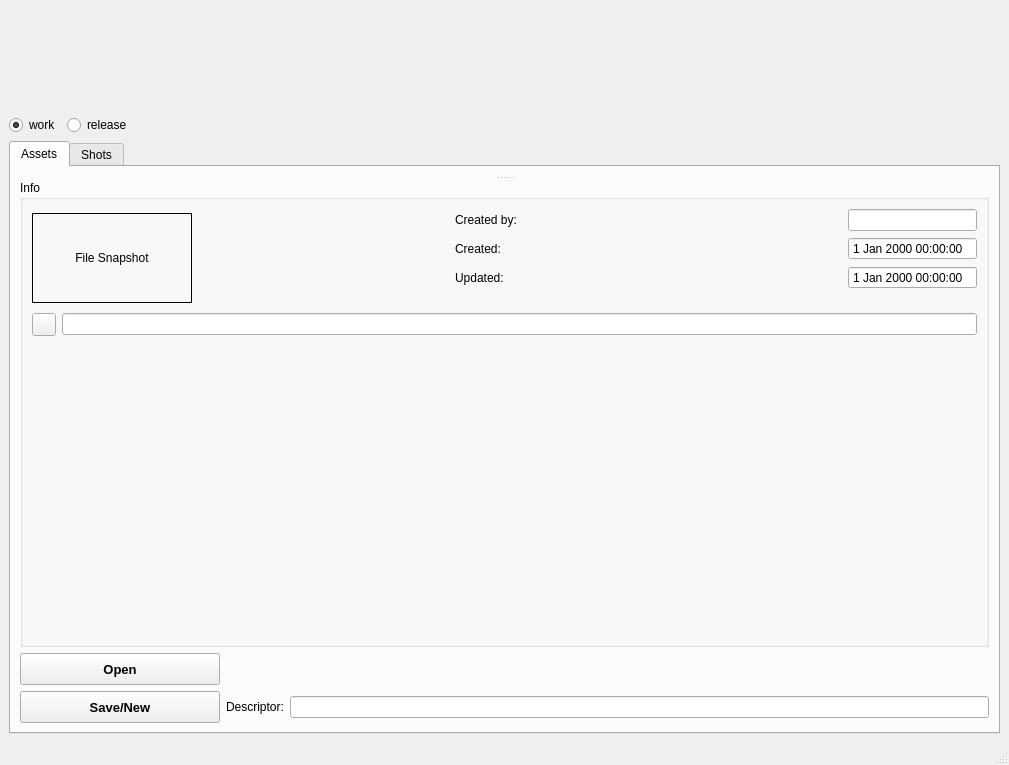
First picture: the form in src/jukeboxcore/addons/genesis/genesis.ui, repository JukeboxPipeline/jukebox-core, before the edit.
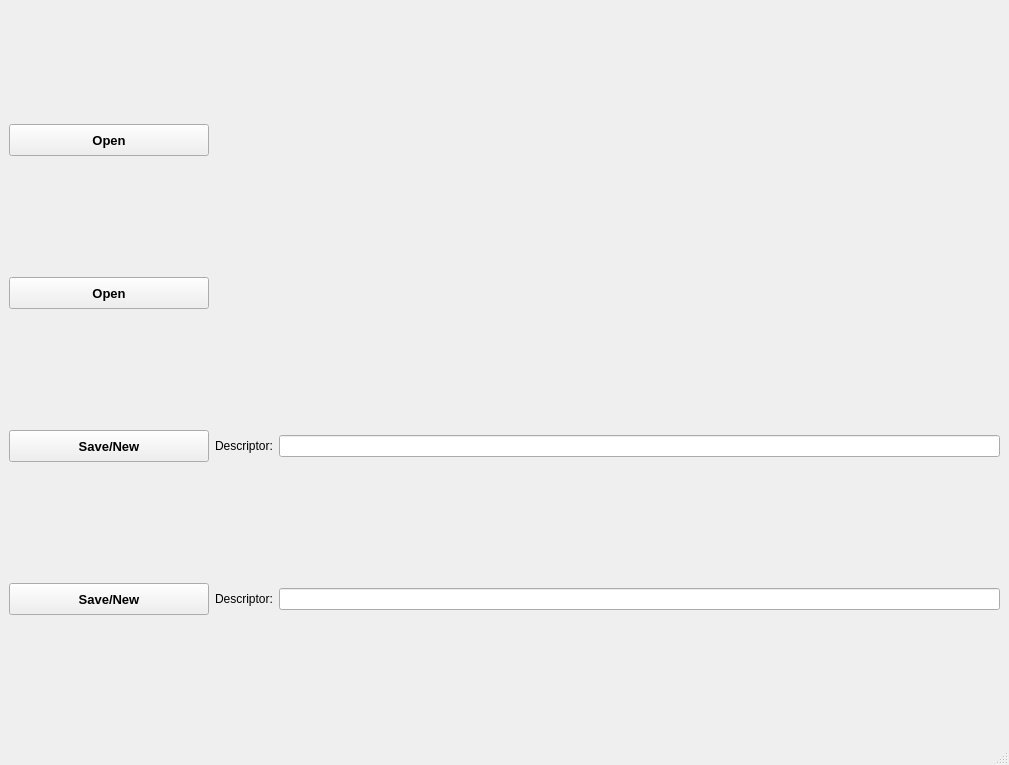
Second picture: the form after the edit.

Commit message: genesis ported for new filebrowser

```diff
--- a/src/jukeboxcore/addons/genesis/genesis.ui
+++ b/src/jukeboxcore/addons/genesis/genesis.ui
@@ -16,508 +16,137 @@
   <widget class="QWidget" name="central_widget">
    <layout class="QVBoxLayout" name="central_vbox">
     <item>
-     <widget class="QLabel" name="prj_banner_lb">
+     <widget class="QPushButton" name="shot_open_pb">
       <property name="minimumSize">
        <size>
-        <width>350</width>
-        <height>100</height>
+        <width>200</width>
+        <height>32</height>
        </size>
       </property>
+      <property name="maximumSize">
+       <size>
+        <width>200</width>
+        <height>16777215</height>
+       </size>
+      </property>
+      <property name="font">
+       <font>
+        <pointsize>10</pointsize>
+        <weight>75</weight>
+        <bold>true</bold>
+       </font>
+      </property>
       <property name="text">
-       <string/>
+       <string>Open</string>
       </property>
-      <property name="alignment">
-       <set>Qt::AlignCenter</set>
+     </widget>
+    </item>
+    <item>
+     <widget class="QPushButton" name="asset_open_pb">
+      <property name="minimumSize">
+       <size>
+        <width>200</width>
+        <height>32</height>
+       </size>
       </property>
-      <property name="textInteractionFlags">
-       <set>Qt::NoTextInteraction</set>
+      <property name="maximumSize">
+       <size>
+        <width>200</width>
+        <height>16777215</height>
+       </size>
       </property>
+      <property name="font">
+       <font>
+        <pointsize>10</pointsize>
+        <weight>75</weight>
+        <bold>true</bold>
+       </font>
+      </property>
+      <property name="text">
+       <string>Open</string>
+      </property>
      </widget>
     </item>
     <item>
-     <layout class="QHBoxLayout" name="horizontalLayout">
+     <layout class="QHBoxLayout" name="shot_new_hbox">
       <item>
-       <widget class="QRadioButton" name="work_rb">
-        <property name="text">
-         <string>work</string>
+       <widget class="QPushButton" name="shot_save_pb">
+        <property name="minimumSize">
+         <size>
+          <width>200</width>
+          <height>32</height>
+         </size>
         </property>
-        <property name="checked">
-         <bool>true</bool>
+        <property name="maximumSize">
+         <size>
+          <width>200</width>
+          <height>16777215</height>
+         </size>
         </property>
+        <property name="font">
+         <font>
+          <pointsize>10</pointsize>
+          <weight>75</weight>
+          <bold>true</bold>
+         </font>
+        </property>
+        <property name="text">
+         <string>Save/New</string>
+        </property>
        </widget>
       </item>
       <item>
-       <widget class="QRadioButton" name="release_rb">
+       <widget class="QLabel" name="shot_descriptor_lb">
         <property name="text">
-         <string>release</string>
+         <string>Descriptor:</string>
         </property>
        </widget>
       </item>
       <item>
-       <spacer name="horizontalSpacer">
-        <property name="orientation">
-         <enum>Qt::Horizontal</enum>
+       <widget class="QLineEdit" name="shot_descriptor_le"/>
+      </item>
+     </layout>
+    </item>
+    <item>
+     <layout class="QHBoxLayout" name="asset_new_hbox">
+      <item>
+       <widget class="QPushButton" name="asset_save_pb">
+        <property name="minimumSize">
+         <size>
+          <width>200</width>
+          <height>32</height>
+         </size>
         </property>
-        <property name="sizeHint" stdset="0">
+        <property name="maximumSize">
          <size>
-          <width>40</width>
-          <height>20</height>
+          <width>200</width>
+          <height>16777215</height>
          </size>
         </property>
-       </spacer>
+        <property name="font">
+         <font>
+          <pointsize>10</pointsize>
+          <weight>75</weight>
+          <bold>true</bold>
+         </font>
+        </property>
+        <property name="text">
+         <string>Save/New</string>
+        </property>
+       </widget>
       </item>
+      <item>
+       <widget class="QLabel" name="asset_descriptor_lb">
+        <property name="text">
+         <string>Descriptor:</string>
+        </property>
+       </widget>
+      </item>
+      <item>
+       <widget class="QLineEdit" name="asset_descriptor_le"/>
+      </item>
      </layout>
     </item>
-    <item>
-     <widget class="QTabWidget" name="selection_tabw">
-      <property name="currentIndex">
-       <number>0</number>
-      </property>
-      <widget class="QWidget" name="asset_widget">
-       <attribute name="title">
-        <string>Assets</string>
-       </attribute>
-       <layout class="QVBoxLayout" name="asset_vbox">
-        <item>
-         <widget class="QSplitter" name="asset_splitter">
-          <property name="orientation">
-           <enum>Qt::Vertical</enum>
-          </property>
-          <widget class="QWidget" name="verticalLayoutWidget">
-           <layout class="QVBoxLayout" name="asset_browser_vbox"/>
-          </widget>
-          <widget class="QGroupBox" name="asset_info_gb">
-           <property name="title">
-            <string>Info</string>
-           </property>
-           <layout class="QHBoxLayout" name="asset_info_hbox">
-            <item>
-             <layout class="QGridLayout" name="asset_info_grid">
-              <property name="sizeConstraint">
-               <enum>QLayout::SetDefaultConstraint</enum>
-              </property>
-              <item row="0" column="0" rowspan="4" colspan="2">
-               <widget class="QLabel" name="asset_thumb_lb">
-                <property name="sizePolicy">
-                 <sizepolicy hsizetype="Fixed" vsizetype="Fixed">
-                  <horstretch>0</horstretch>
-                  <verstretch>0</verstretch>
-                 </sizepolicy>
-                </property>
-                <property name="minimumSize">
-                 <size>
-                  <width>160</width>
-                  <height>90</height>
-                 </size>
-                </property>
-                <property name="frameShape">
-                 <enum>QFrame::Box</enum>
-                </property>
-                <property name="text">
-                 <string>File Snapshot</string>
-                </property>
-                <property name="alignment">
-                 <set>Qt::AlignCenter</set>
-                </property>
-               </widget>
-              </item>
-              <item row="0" column="3">
-               <widget class="QLineEdit" name="asset_created_by_le">
-                <property name="sizePolicy">
-                 <sizepolicy hsizetype="Preferred" vsizetype="Fixed">
-                  <horstretch>0</horstretch>
-                  <verstretch>0</verstretch>
-                 </sizepolicy>
-                </property>
-                <property name="readOnly">
-                 <bool>true</bool>
-                </property>
-               </widget>
-              </item>
-              <item row="1" column="2">
-               <widget class="QLabel" name="asset_created_lb">
-                <property name="text">
-                 <string>Created:</string>
-                </property>
-               </widget>
-              </item>
-              <item row="1" column="3">
-               <widget class="QDateTimeEdit" name="asset_created_dte">
-                <property name="sizePolicy">
-                 <sizepolicy hsizetype="Maximum" vsizetype="Fixed">
-                  <horstretch>0</horstretch>
-                  <verstretch>0</verstretch>
-                 </sizepolicy>
-                </property>
-                <property name="readOnly">
-                 <bool>true</bool>
-                </property>
-                <property name="buttonSymbols">
-                 <enum>QAbstractSpinBox::NoButtons</enum>
-                </property>
-               </widget>
-              </item>
-              <item row="2" column="2">
-               <widget class="QLabel" name="asset_updated_lb">
-                <property name="text">
-                 <string>Updated:</string>
-                </property>
-               </widget>
-              </item>
-              <item row="5" column="3">
-               <spacer name="verticalSpacer">
-                <property name="orientation">
-                 <enum>Qt::Vertical</enum>
-                </property>
-                <property name="sizeType">
-                 <enum>QSizePolicy::Expanding</enum>
-                </property>
-                <property name="sizeHint" stdset="0">
-                 <size>
-                  <width>20</width>
-                  <height>40</height>
-                 </size>
-                </property>
-               </spacer>
-              </item>
-              <item row="0" column="2">
-               <widget class="QLabel" name="asset_created_by_lb">
-                <property name="text">
-                 <string>Created by:</string>
-                </property>
-               </widget>
-              </item>
-              <item row="2" column="3">
-               <widget class="QDateTimeEdit" name="asset_updated_dte">
-                <property name="sizePolicy">
-                 <sizepolicy hsizetype="Maximum" vsizetype="Fixed">
-                  <horstretch>0</horstretch>
-                  <verstretch>0</verstretch>
-                 </sizepolicy>
-                </property>
-                <property name="buttonSymbols">
-                 <enum>QAbstractSpinBox::NoButtons</enum>
-                </property>
-               </widget>
-              </item>
-              <item row="3" column="2">
-               <spacer name="verticalSpacer_3">
-                <property name="orientation">
-                 <enum>Qt::Vertical</enum>
-                </property>
-                <property name="sizeType">
-                 <enum>QSizePolicy::Fixed</enum>
-                </property>
-                <property name="sizeHint" stdset="0">
-                 <size>
-                  <width>20</width>
-                  <height>12</height>
-                 </size>
-                </property>
-               </spacer>
-              </item>
-              <item row="4" column="0">
-               <widget class="QToolButton" name="asset_open_path_tb">
-                <property name="text">
-                 <string/>
-                </property>
-               </widget>
-              </item>
-              <item row="4" column="1" colspan="3">
-               <widget class="QLineEdit" name="asset_path_le">
-                <property name="sizePolicy">
-                 <sizepolicy hsizetype="Preferred" vsizetype="Fixed">
-                  <horstretch>0</horstretch>
-                  <verstretch>0</verstretch>
-                 </sizepolicy>
-                </property>
-                <property name="readOnly">
-                 <bool>true</bool>
-                </property>
-               </widget>
-              </item>
-             </layout>
-            </item>
-           </layout>
-          </widget>
-         </widget>
-        </item>
-        <item>
-         <widget class="QPushButton" name="asset_open_pb">
-          <property name="minimumSize">
-           <size>
-            <width>200</width>
-            <height>32</height>
-           </size>
-          </property>
-          <property name="maximumSize">
-           <size>
-            <width>200</width>
-            <height>16777215</height>
-           </size>
-          </property>
-          <property name="font">
-           <font>
-            <pointsize>10</pointsize>
-            <weight>75</weight>
-            <bold>true</bold>
-           </font>
-          </property>
-          <property name="text">
-           <string>Open</string>
-          </property>
-         </widget>
-        </item>
-        <item>
-         <layout class="QHBoxLayout" name="asset_new_hbox">
-          <item>
-           <widget class="QPushButton" name="asset_save_pb">
-            <property name="minimumSize">
-             <size>
-              <width>200</width>
-              <height>32</height>
-             </size>
-            </property>
-            <property name="maximumSize">
-             <size>
-              <width>200</width>
-              <height>16777215</height>
-             </size>
-            </property>
-            <property name="font">
-             <font>
-              <pointsize>10</pointsize>
-              <weight>75</weight>
-              <bold>true</bold>
-             </font>
-            </property>
-            <property name="text">
-             <string>Save/New</string>
-            </property>
-           </widget>
-          </item>
-          <item>
-           <widget class="QLabel" name="asset_descriptor_lb">
-            <property name="text">
-             <string>Descriptor:</string>
-            </property>
-           </widget>
-          </item>
-          <item>
-           <widget class="QLineEdit" name="asset_descriptor_le"/>
-          </item>
-         </layout>
-        </item>
-       </layout>
-      </widget>
-      <widget class="QWidget" name="shot_widget">
-       <attribute name="title">
-        <string>Shots</string>
-       </attribute>
-       <layout class="QVBoxLayout" name="shot_vbox">
-        <item>
-         <widget class="QSplitter" name="splitter">
-          <property name="orientation">
-           <enum>Qt::Vertical</enum>
-          </property>
-          <widget class="QWidget" name="verticalLayoutWidget_2">
-           <layout class="QVBoxLayout" name="shot_browser_vbox"/>
-          </widget>
-          <widget class="QGroupBox" name="shot_info_gb">
-           <property name="title">
-            <string>Info</string>
-           </property>
-           <layout class="QHBoxLayout" name="shot_info_hbox">
-            <item>
-             <layout class="QGridLayout" name="shot_info_grid">
-              <item row="3" column="2">
-               <spacer name="verticalSpacer_4">
-                <property name="orientation">
-                 <enum>Qt::Vertical</enum>
-                </property>
-                <property name="sizeType">
-                 <enum>QSizePolicy::Fixed</enum>
-                </property>
-                <property name="sizeHint" stdset="0">
-                 <size>
-                  <width>20</width>
-                  <height>12</height>
-                 </size>
-                </property>
-               </spacer>
-              </item>
-              <item row="0" column="0" rowspan="4" colspan="2">
-               <widget class="QLabel" name="shot_thumb_lb">
-                <property name="sizePolicy">
-                 <sizepolicy hsizetype="Fixed" vsizetype="Fixed">
-                  <horstretch>0</horstretch>
-                  <verstretch>0</verstretch>
-                 </sizepolicy>
-                </property>
-                <property name="minimumSize">
-                 <size>
-                  <width>160</width>
-                  <height>90</height>
-                 </size>
-                </property>
-                <property name="frameShape">
-                 <enum>QFrame::Box</enum>
-                </property>
-                <property name="text">
-                 <string>File Snapshot</string>
-                </property>
-                <property name="alignment">
-                 <set>Qt::AlignCenter</set>
-                </property>
-               </widget>
-              </item>
-              <item row="5" column="3">
-               <spacer name="verticalSpacer_2">
-                <property name="orientation">
-                 <enum>Qt::Vertical</enum>
-                </property>
-                <property name="sizeHint" stdset="0">
-                 <size>
-                  <width>20</width>
-                  <height>40</height>
-                 </size>
-                </property>
-               </spacer>
-              </item>
-              <item row="4" column="1" colspan="3">
-               <widget class="QLineEdit" name="shot_path_le">
-                <property name="readOnly">
-                 <bool>true</bool>
-                </property>
-               </widget>
-              </item>
-              <item row="2" column="2">
-               <widget class="QLabel" name="shot_updated_lb">
-                <property name="text">
-                 <string>Updated:</string>
-                </property>
-               </widget>
-              </item>
-              <item row="0" column="2">
-               <widget class="QLabel" name="shot_created_by_lb">
-                <property name="text">
-                 <string>Created by:</string>
-                </property>
-               </widget>
-              </item>
-              <item row="0" column="3">
-               <widget class="QLineEdit" name="shot_created_by_le"/>
-              </item>
-              <item row="1" column="2">
-               <widget class="QLabel" name="shot_created_lb">
-                <property name="text">
-                 <string>Created:</string>
-                </property>
-               </widget>
-              </item>
-              <item row="1" column="3">
-               <widget class="QDateTimeEdit" name="shot_created_dte">
-                <property name="readOnly">
-                 <bool>true</bool>
-                </property>
-                <property name="buttonSymbols">
-                 <enum>QAbstractSpinBox::NoButtons</enum>
-                </property>
-               </widget>
-              </item>
-              <item row="2" column="3">
-               <widget class="QDateTimeEdit" name="shot_updated_dte">
-                <property name="readOnly">
-                 <bool>true</bool>
-                </property>
-                <property name="buttonSymbols">
-                 <enum>QAbstractSpinBox::NoButtons</enum>
-                </property>
-               </widget>
-              </item>
-              <item row="4" column="0">
-               <widget class="QToolButton" name="shot_open_path_tb">
-                <property name="text">
-                 <string/>
-                </property>
-               </widget>
-              </item>
-             </layout>
-            </item>
-           </layout>
-          </widget>
-         </widget>
-        </item>
-        <item>
-         <widget class="QPushButton" name="shot_open_pb">
-          <property name="minimumSize">
-           <size>
-            <width>200</width>
-            <height>32</height>
-           </size>
-          </property>
-          <property name="maximumSize">
-           <size>
-            <width>200</width>
-            <height>16777215</height>
-           </size>
-          </property>
-          <property name="font">
-           <font>
-            <pointsize>10</pointsize>
-            <weight>75</weight>
-            <bold>true</bold>
-           </font>
-          </property>
-          <property name="text">
-           <string>Open</string>
-          </property>
-         </widget>
-        </item>
-        <item>
-         <layout class="QHBoxLayout" name="shot_new_hbox">
-          <item>
-           <widget class="QPushButton" name="shot_save_pb">
-            <property name="minimumSize">
-             <size>
-              <width>200</width>
-              <height>32</height>
-             </size>
-            </property>
-            <property name="maximumSize">
-             <size>
-              <width>200</width>
-              <height>16777215</height>
-             </size>
-            </property>
-            <property name="font">
-             <font>
-              <pointsize>10</pointsize>
-              <weight>75</weight>
-              <bold>true</bold>
-             </font>
-            </property>
-            <property name="text">
-             <string>Save/New</string>
-            </property>
-           </widget>
-          </item>
-          <item>
-           <widget class="QLabel" name="shot_descriptor_lb">
-            <property name="text">
-             <string>Descriptor:</string>
-            </property>
-           </widget>
-          </item>
-          <item>
-           <widget class="QLineEdit" name="shot_descriptor_le"/>
-          </item>
-         </layout>
-        </item>
-       </layout>
-      </widget>
-     </widget>
-    </item>
    </layout>
   </widget>
   <widget class="QStatusBar" name="statusbar"/>
```
The commit also changes 5 other files.
